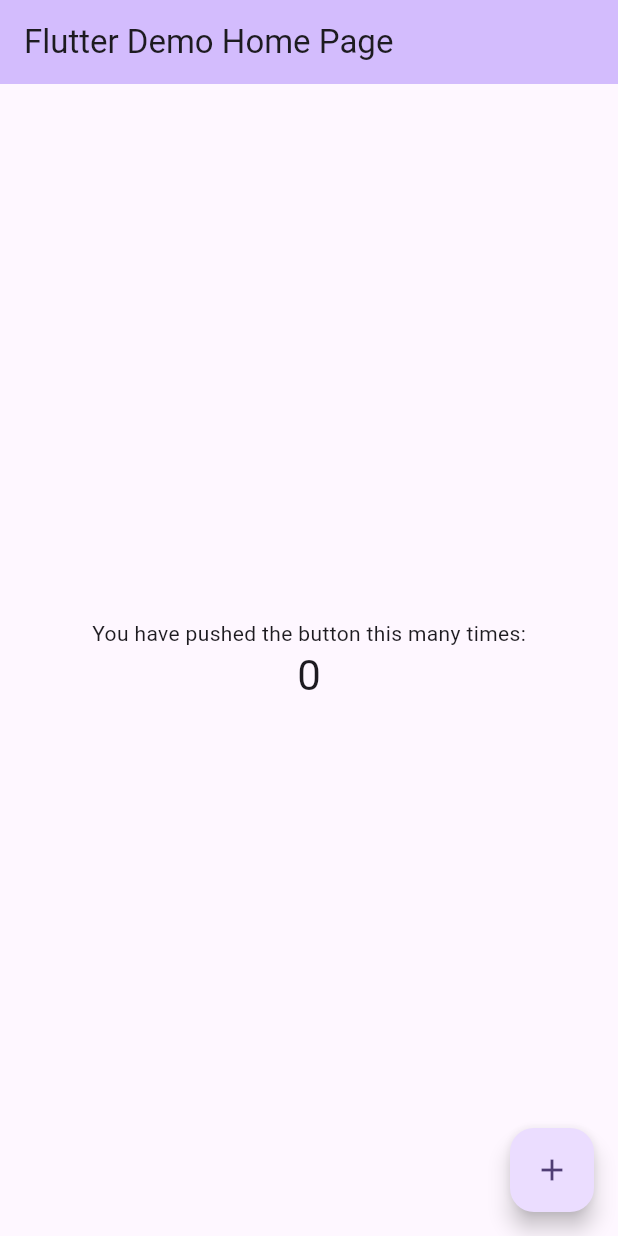
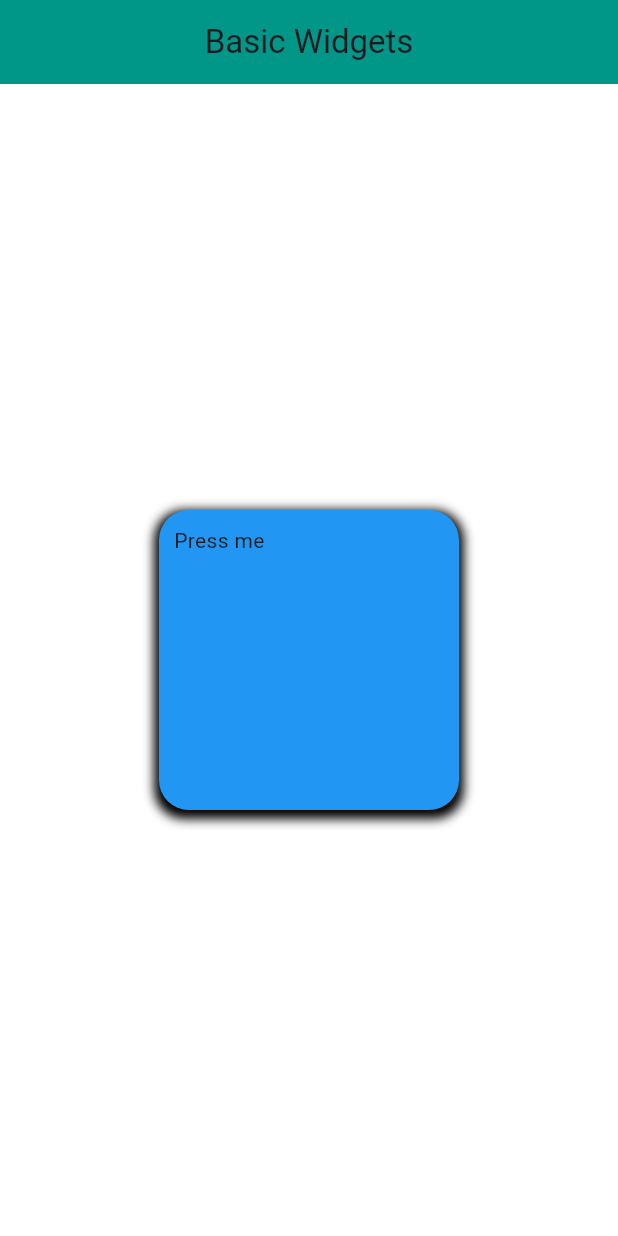
Before and after one commit to ZulfiqarAlam18/100_days_of_flutter, a Flutter app: the screen it shows after launch, on a phone screen of 412 x 824 dp. Run offline on Flutter 3.47's test engine with Material 3 defaults, Android fonts, the light colour scheme and no system bars.

Commit message:
Container Widget

```diff
--- a/basic_widgets/lib/main.dart
+++ b/basic_widgets/lib/main.dart
@@ -1,125 +1,60 @@
 import 'package:flutter/material.dart';
 
-void main() {
-  runApp(const MyApp());
-}
+void main() => runApp(const BasicWidgets());
 
-class MyApp extends StatelessWidget {
-  const MyApp({super.key});
+class BasicWidgets extends StatelessWidget{
+  const BasicWidgets({super.key});
 
-  // This widget is the root of your application.
   @override
   Widget build(BuildContext context) {
-    return MaterialApp(
-      title: 'Flutter Demo',
-      theme: ThemeData(
-        // This is the theme of your application.
-        //
-        // TRY THIS: Try running your application with "flutter run". You'll see
-        // the application has a purple toolbar. Then, without quitting the app,
-        // try changing the seedColor in the colorScheme below to Colors.green
-        // and then invoke "hot reload" (save your changes or press the "hot
-        // reload" button in a Flutter-supported IDE, or press "r" if you used
-        // the command line to start the app).
-        //
-        // Notice that the counter didn't reset back to zero; the application
-        // state is not lost during the reload. To reset the state, use hot
-        // restart instead.
-        //
-        // This works for code too, not just values: Most code changes can be
-        // tested with just a hot reload.
-        colorScheme: ColorScheme.fromSeed(seedColor: Colors.deepPurple),
-        useMaterial3: true,
-      ),
-      home: const MyHomePage(title: 'Flutter Demo Home Page'),
+    return  MaterialApp(
+      title: 'Basic Widgets',
+      home: Home(),
     );
   }
 }
-
-class MyHomePage extends StatefulWidget {
-  const MyHomePage({super.key, required this.title});
-
-  // This widget is the home page of your application. It is stateful, meaning
-  // that it has a State object (defined below) that contains fields that affect
-  // how it looks.
-
-  // This class is the configuration for the state. It holds the values (in this
-  // case the title) provided by the parent (in this case the App widget) and
-  // used by the build method of the State. Fields in a Widget subclass are
-  // always marked "final".
-
-  final String title;
+class Home extends StatefulWidget{
+  const Home({super.key});
 
   @override
-  State<MyHomePage> createState() => _MyHomePageState();
+  MyAppState createState() => MyAppState();
+
 }
-
-class _MyHomePageState extends State<MyHomePage> {
-  int _counter = 0;
-
-  void _incrementCounter() {
-    setState(() {
-      // This call to setState tells the Flutter framework that something has
-      // changed in this State, which causes it to rerun the build method below
-      // so that the display can reflect the updated values. If we changed
-      // _counter without calling setState(), then the build method would not be
-      // called again, and so nothing would appear to happen.
-      _counter++;
-    });
-  }
+class MyAppState extends State <Home>{
 
   @override
   Widget build(BuildContext context) {
-    // This method is rerun every time setState is called, for instance as done
-    // by the _incrementCounter method above.
-    //
-    // The Flutter framework has been optimized to make rerunning build methods
-    // fast, so that you can just rebuild anything that needs updating rather
-    // than having to individually change instances of widgets.
     return Scaffold(
       appBar: AppBar(
-        // TRY THIS: Try changing the color here to a specific color (to
-        // Colors.amber, perhaps?) and trigger a hot reload to see the AppBar
-        // change color while the other colors stay the same.
-        backgroundColor: Theme.of(context).colorScheme.inversePrimary,
-        // Here we take the value from the MyHomePage object that was created by
-        // the App.build method, and use it to set our appbar title.
-        title: Text(widget.title),
+        title: const Text('Basic Widgets'),
+        centerTitle: true,
+        backgroundColor: Colors.teal,
+
       ),
+      backgroundColor: Colors.white,
       body: Center(
-        // Center is a layout widget. It takes a single child and positions it
-        // in the middle of the parent.
-        child: Column(
-          // Column is also a layout widget. It takes a list of children and
-          // arranges them vertically. By default, it sizes itself to fit its
-          // children horizontally, and tries to be as tall as its parent.
-          //
-          // Column has various properties to control how it sizes itself and
-          // how it positions its children. Here we use mainAxisAlignment to
-          // center the children vertically; the main axis here is the vertical
-          // axis because Columns are vertical (the cross axis would be
-          // horizontal).
-          //
-          // TRY THIS: Invoke "debug painting" (choose the "Toggle Debug Paint"
-          // action in the IDE, or press "p" in the console), to see the
-          // wireframe for each widget.
-          mainAxisAlignment: MainAxisAlignment.center,
-          children: <Widget>[
-            const Text(
-              'You have pushed the button this many times:',
-            ),
-            Text(
-              '$_counter',
-              style: Theme.of(context).textTheme.headlineMedium,
-            ),
-          ],
+        child: Container(
+          padding: EdgeInsets.all(10),
+          margin: EdgeInsets.all(10),
+          width: 200,
+          height: 200,
+         // color: Colors.blue,
+          decoration: BoxDecoration(
+            color: Colors.blue,
+            borderRadius: BorderRadius.circular(20),
+            boxShadow: [ BoxShadow(
+              blurRadius: 5,
+              spreadRadius: 3,
+              offset: Offset(0,3),
+            ),]
+          ),
+
+          //child: ElevatedButton(onPressed: (){},child: Text('Press me'),),
+          child: Text('Press me'),
         ),
       ),
-      floatingActionButton: FloatingActionButton(
-        onPressed: _incrementCounter,
-        tooltip: 'Increment',
-        child: const Icon(Icons.add),
-      ), // This trailing comma makes auto-formatting nicer for build methods.
     );
+
   }
+
 }
```
